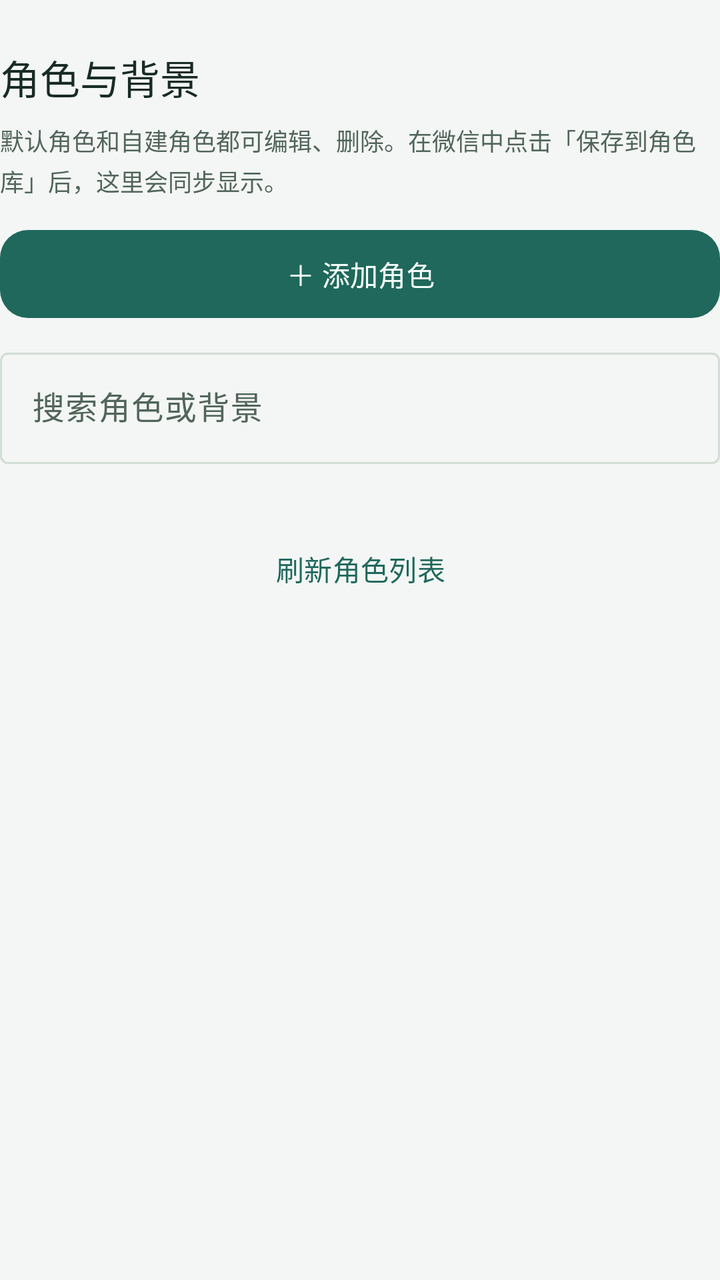
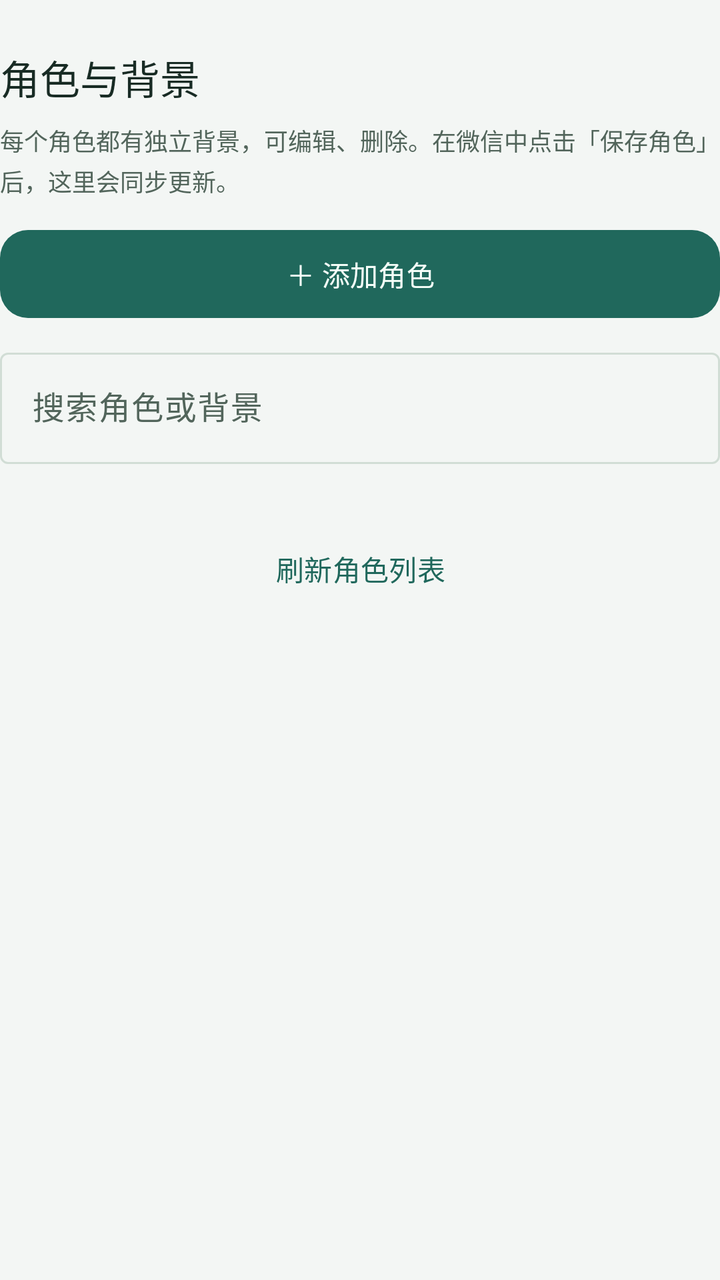

An Android layout rendered at two revisions. The XML below is the earlier revision; the diff shows what the commit changed to produce the second picture.
<!-- AndroidManifest.xml: application theme Theme.WeChatMood -->
<!-- res/layout/role_manager.xml -->
<?xml version="1.0" encoding="utf-8"?>
<LinearLayout xmlns:android="http://schemas.android.com/apk/res/android" xmlns:app="http://schemas.android.com/apk/res-auto" android:layout_width="match_parent" android:layout_height="wrap_content" android:orientation="vertical">
    <TextView style="@style/Yanwai.Section" android:text="角色与背景" android:layout_marginTop="24dp" />
    <TextView style="@style/Yanwai.Caption" android:text="默认角色和自建角色都可编辑、删除。在微信中点击「保存到角色库」后，这里会同步显示。" />
    <com.google.android.material.button.MaterialButton android:id="@+id/addRole" style="@style/Yanwai.Button" android:layout_marginTop="12dp" android:text="＋ 添加角色" />
    <com.google.android.material.textfield.TextInputLayout style="@style/Widget.Material3.TextInputLayout.OutlinedBox" android:layout_width="match_parent" android:layout_height="wrap_content" android:layout_marginTop="8dp" android:hint="搜索角色或背景" app:endIconMode="clear_text">
        <com.google.android.material.textfield.TextInputEditText android:id="@+id/searchRoles" android:layout_width="match_parent" android:layout_height="wrap_content" android:minHeight="48dp" android:singleLine="true" android:inputType="text" android:saveEnabled="false" android:importantForAutofill="no" />
    </com.google.android.material.textfield.TextInputLayout>
    <com.google.android.material.card.MaterialCardView android:id="@+id/editorCard" style="@style/Yanwai.SettingsCard" android:visibility="gone">
        <LinearLayout android:layout_width="match_parent" android:layout_height="wrap_content" android:orientation="vertical" android:padding="16dp">
            <TextView android:id="@+id/editorTitle" style="@style/Yanwai.Section" android:layout_marginTop="0dp" android:text="添加角色" />
            <com.google.android.material.textfield.TextInputLayout android:id="@+id/nameLayout" style="@style/Widget.Material3.TextInputLayout.OutlinedBox" android:layout_width="match_parent" android:layout_height="wrap_content" android:hint="角色名称，如：前同事" app:counterEnabled="true" app:counterMaxLength="40">
                <com.google.android.material.textfield.TextInputEditText android:id="@+id/roleName" android:layout_width="match_parent" android:layout_height="wrap_content" android:minHeight="56dp" android:inputType="text" android:singleLine="true" android:maxLength="40" android:saveEnabled="false" android:importantForAutofill="no" />
            </com.google.android.material.textfield.TextInputLayout>
            <com.google.android.material.textfield.TextInputLayout android:id="@+id/backgroundLayout" style="@style/Widget.Material3.TextInputLayout.OutlinedBox" android:layout_width="match_parent" android:layout_height="wrap_content" android:layout_marginTop="12dp" android:hint="角色背景（选填）" app:helperText="相处经历、沟通习惯、偏好或需要注意的事情。" app:counterEnabled="true" app:counterMaxLength="2000">
                <com.google.android.material.textfield.TextInputEditText android:id="@+id/roleBackground" android:layout_width="match_parent" android:layout_height="wrap_content" android:inputType="textMultiLine|textCapSentences" android:minLines="4" android:maxLines="8" android:maxLength="2000" android:gravity="top" android:saveEnabled="false" android:importantForAutofill="no" />
            </com.google.android.material.textfield.TextInputLayout>
            <TextView android:id="@+id/editorHint" style="@style/Yanwai.Caption" android:layout_marginTop="8dp" android:text="在微信里选择角色后，名称和背景会保存到当前聊天。" />
            <com.google.android.material.button.MaterialButton android:id="@+id/saveRole" style="@style/Yanwai.Button" android:layout_marginTop="12dp" android:text="保存角色" />
            <com.google.android.material.button.MaterialButton android:id="@+id/cancelEdit" style="@style/Yanwai.Button.Text" android:text="取消" />
        </LinearLayout>
    </com.google.android.material.card.MaterialCardView>
    <com.google.android.material.progressindicator.LinearProgressIndicator android:id="@+id/roleProgress" android:layout_width="match_parent" android:layout_height="4dp" android:layout_marginTop="12dp" android:indeterminate="true" android:visibility="gone" android:contentDescription="正在读取或保存角色" />
    <TextView android:id="@+id/roleStatus" style="@style/Yanwai.Caption" android:layout_marginTop="12dp" android:accessibilityLiveRegion="polite" />
    <com.google.android.material.button.MaterialButton android:id="@+id/refreshRoles" style="@style/Yanwai.Button.Text" android:text="刷新角色列表" />
    <LinearLayout android:id="@+id/roleList" android:layout_width="match_parent" android:layout_height="wrap_content" android:orientation="vertical" />
</LinearLayout>
<!-- resources referenced by this layout -->
<resources>
  <style name="Yanwai.Button" parent="Widget.Material3.Button">
          <item name="android:layout_width">match_parent</item>
          <item name="android:layout_height">wrap_content</item>
          <item name="android:minHeight">52dp</item>
          <item name="cornerRadius">14dp</item>
          <item name="android:textSize">14sp</item>
          <item name="android:textAllCaps">false</item>
      </style>
  <style name="Yanwai.Button.Text" parent="Widget.Material3.Button.TextButton">
          <item name="android:layout_width">match_parent</item>
          <item name="android:layout_height">wrap_content</item>
          <item name="android:minHeight">48dp</item>
          <item name="android:textAllCaps">false</item>
      </style>
  <style name="Yanwai.Caption" parent="Yanwai.Body">
          <item name="android:textSize">12sp</item>
      </style>
  <style name="Yanwai.Section" parent="Yanwai.Body">
          <item name="android:textSize">20sp</item>
          <item name="android:fontFamily">sans-serif-medium</item>
          <item name="android:textColor">@color/text_primary</item>
          <item name="android:layout_marginTop">32dp</item>
          <item name="android:layout_marginBottom">8dp</item>
          <item name="android:accessibilityHeading">true</item>
      </style>
  <style name="Yanwai.SettingsCard" parent="Widget.Material3.CardView.Outlined">
          <item name="android:layout_width">match_parent</item><item name="android:layout_height">wrap_content</item>
          <item name="android:layout_marginTop">20dp</item><item name="cardCornerRadius">20dp</item>
          <item name="cardBackgroundColor">@color/panel_surface</item><item name="strokeColor">@color/outline_subtle</item><item name="cardElevation">0dp</item>
      </style>
  <style name="Theme.WeChatMood" parent="Theme.Material3.DayNight.NoActionBar">
          <item name="colorPrimary">@color/brand_primary</item>
          <item name="colorOnPrimary">@color/brand_on_primary</item>
          <item name="colorSecondaryContainer">@color/status_success_bg</item>
          <item name="colorOnSecondaryContainer">@color/brand_primary</item>
          <item name="colorSecondary">@color/brand_primary</item>
          <item name="colorOnSecondary">@color/brand_on_primary</item>
          <item name="android:colorBackground">@color/page_background</item>
          <item name="colorSurface">@color/panel_surface</item>
          <item name="colorOnSurface">@color/text_primary</item>
          <item name="colorOnSurfaceVariant">@color/text_secondary</item>
          <item name="colorOutline">@color/outline_subtle</item>
          <item name="colorPrimaryContainer">@color/status_success_bg</item>
          <item name="colorOnPrimaryContainer">@color/status_success</item>
          <item name="colorError">@color/status_error</item>
          <item name="colorErrorContainer">@color/status_error_bg</item>
      </style>
  <style name="Yanwai.Body" parent="">
          <item name="android:layout_width">match_parent</item>
          <item name="android:layout_height">wrap_content</item>
          <item name="android:textSize">14sp</item>
          <item name="android:textColor">@color/text_secondary</item>
          <item name="android:lineSpacingExtra">3dp</item>
      </style>
  <color name="text_primary">#182B24</color>
  <color name="panel_surface">#FCFEFC</color>
  <color name="outline_subtle">#D1DDD5</color>
  <color name="brand_primary">#20685C</color>
  <color name="brand_on_primary">#F5FFF9</color>
  <color name="status_success_bg">#DDEFE5</color>
  <color name="page_background">#F3F6F4</color>
  <color name="text_secondary">#52655B</color>
  <color name="status_success">#1B6651</color>
  <color name="status_error">#9B3336</color>
  <color name="status_error_bg">#F8E3E2</color>
</resources>

<!-- the commit's change to res/layout/role_manager.xml (unified diff, before → after) -->
@@ -1,7 +1,7 @@
 <?xml version="1.0" encoding="utf-8"?>
 <LinearLayout xmlns:android="http://schemas.android.com/apk/res/android" xmlns:app="http://schemas.android.com/apk/res-auto" android:layout_width="match_parent" android:layout_height="wrap_content" android:orientation="vertical">
     <TextView style="@style/Yanwai.Section" android:text="角色与背景" android:layout_marginTop="24dp" />
-    <TextView style="@style/Yanwai.Caption" android:text="默认角色和自建角色都可编辑、删除。在微信中点击「保存到角色库」后，这里会同步显示。" />
+    <TextView style="@style/Yanwai.Caption" android:text="每个角色都有独立背景，可编辑、删除。在微信中点击「保存角色」后，这里会同步更新。" />
     <com.google.android.material.button.MaterialButton android:id="@+id/addRole" style="@style/Yanwai.Button" android:layout_marginTop="12dp" android:text="＋ 添加角色" />
     <com.google.android.material.textfield.TextInputLayout style="@style/Widget.Material3.TextInputLayout.OutlinedBox" android:layout_width="match_parent" android:layout_height="wrap_content" android:layout_marginTop="8dp" android:hint="搜索角色或背景" app:endIconMode="clear_text">
         <com.google.android.material.textfield.TextInputEditText android:id="@+id/searchRoles" android:layout_width="match_parent" android:layout_height="wrap_content" android:minHeight="48dp" android:singleLine="true" android:inputType="text" android:saveEnabled="false" android:importantForAutofill="no" />
